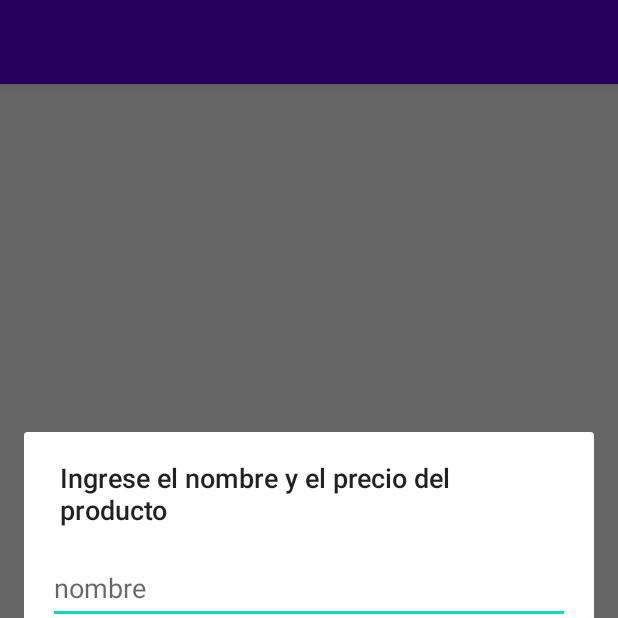
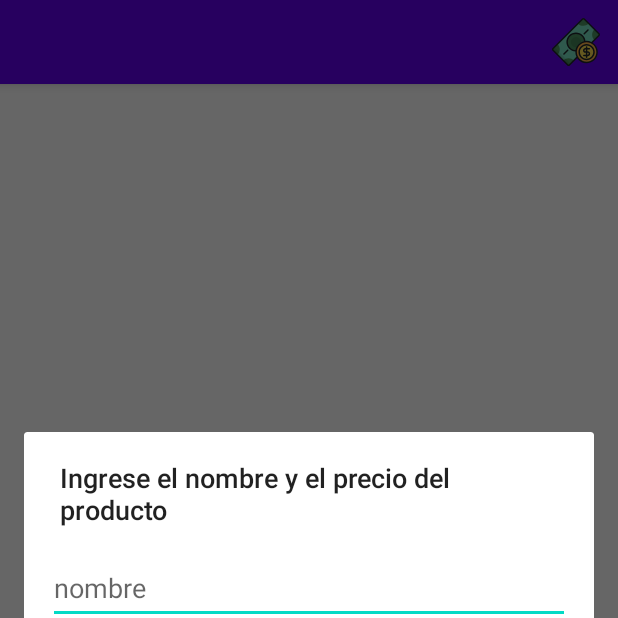
Before and after one commit to sebas2409/MisGastos2, an Android app: the MainActivity2 screen opened directly, with no data from a screen before it, after a tap on an icon or button, on a phone screen of 412 x 824 dp, the top half of it. Run offline under Robolectric (Android 15) with nearby library versions, the phone set to English and light mode, and no system bars; our stand-ins replace Firebase (no records; nobody signed in at launch, a user with empty details on screens opened directly); 2 statements that could not run were skipped.

Commit message:
second commit

```diff
--- a/app/src/main/java/com/watermelon/misgastos2/Listas.kt
+++ b/app/src/main/java/com/watermelon/misgastos2/Listas.kt
@@ -64,7 +64,7 @@ class Listas : AppCompatActivity() {
                                 dialog.dismiss()
                             }
                         }else{
-                            Toast.makeText(this,"Por favor ingrese un nombre de usario", Toast.LENGTH_LONG).show()
+                            Toast.makeText(this,"Por favor ingrese el nombre de una lista", Toast.LENGTH_LONG).show()
                         }
                     }
                 .create().show()
--- /dev/null
+++ b/app/src/main/java/com/watermelon/misgastos2/Valor.kt
@@ -0,0 +1,3 @@
+package com.watermelon.misgastos2
+
+data class Valor(val precio: Double?=null)
--- /dev/null
+++ b/app/src/main/res/drawable/black_money.xml
@@ -0,0 +1,5 @@
+<vector android:height="24dp" android:tint="#F3F3F3"
+    android:viewportHeight="24" android:viewportWidth="24"
+    android:width="24dp" xmlns:android="http://schemas.android.com/apk/res/android">
+    <path android:fillColor="@android:color/white" android:pathData="M11.8,10.9c-2.27,-0.59 -3,-1.2 -3,-2.15 0,-1.09 1.01,-1.85 2.7,-1.85 1.78,0 2.44,0.85 2.5,2.1h2.21c-0.07,-1.72 -1.12,-3.3 -3.21,-3.81V3h-3v2.16c-1.94,0.42 -3.5,1.68 -3.5,3.61 0,2.31 1.91,3.46 4.7,4.13 2.5,0.6 3,1.48 3,2.41 0,0.69 -0.49,1.79 -2.7,1.79 -2.06,0 -2.87,-0.92 -2.98,-2.1h-2.2c0.12,2.19 1.76,3.42 3.68,3.83V21h3v-2.15c1.95,-0.37 3.5,-1.5 3.5,-3.55 0,-2.84 -2.43,-3.81 -4.7,-4.4z"/>
+</vector>
--- /dev/null
+++ b/app/src/main/res/menu/menu.xml
@@ -0,0 +1,9 @@
+<?xml version="1.0" encoding="utf-8"?>
+<menu xmlns:app="http://schemas.android.com/apk/res-auto"
+    xmlns:android="http://schemas.android.com/apk/res/android">
+    <item
+        android:id="@+id/showTotalMoney"
+        android:icon="@drawable/ic_money_svgrepo_com"
+        android:title="@string/item"
+        app:showAsAction="always" />
+</menu>
--- a/app/src/main/res/values/strings.xml
+++ b/app/src/main/res/values/strings.xml
@@ -1,3 +1,4 @@
 <resources>
     <string name="app_name">MisGastos2</string>
+    <string name="item">Item</string>
 </resources>
```
Also changed, not shown: app/src/main/java/com/watermelon/misgastos2/MainActivity2.kt (+68 -5 lines), app/src/main/java/com/watermelon/misgastos2/ProductoViewModel.kt (+14 -0 lines).
